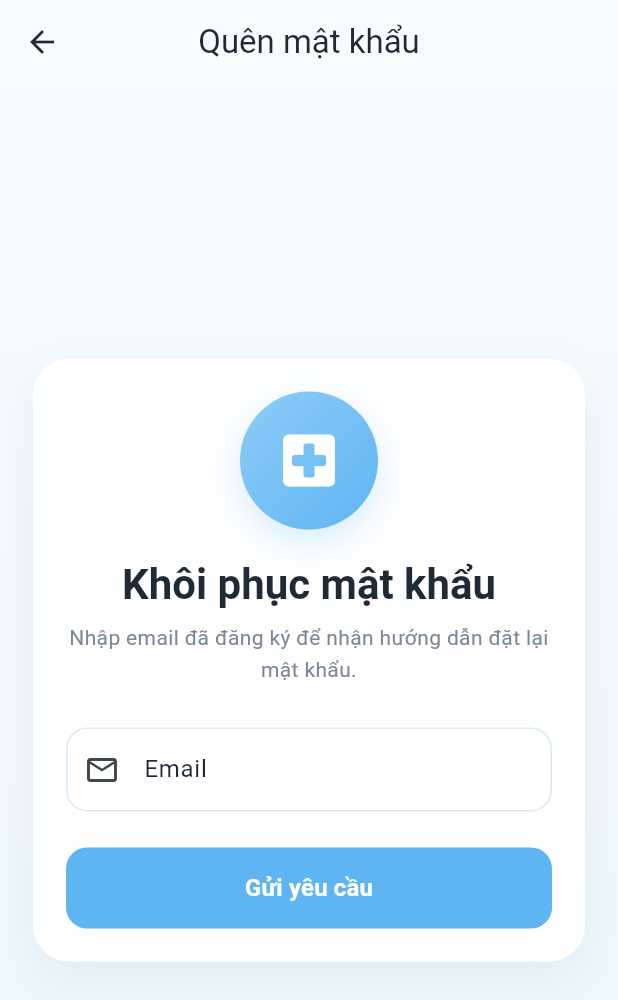
After one commit to Vo-Thien-Linh/BTL_Lap_Trinh_Mobiles, a Flutter app: the ForgotPasswordPage screen opened by its route, on a phone screen of 412 x 824 dp. The commit adds this screen. Shown: the top 1000 px of the screen. Run offline on Flutter 3.47's test engine with Material 3 defaults, Android fonts, the phone set to English and light mode, and no system bars; our stand-ins replace equatable, flutter_bloc, get_it, shared_preferences, supabase_flutter; accounts and stored records are empty.

Commit message:
forgot password

```diff
--- a/lib/app/routes/app_routes.dart
+++ b/lib/app/routes/app_routes.dart
@@ -1,4 +1,5 @@
 import 'package:flutter/material.dart';
+import '../../features/auth/presentation/pages/forgot_password_page.dart';
 import '../../features/auth/presentation/pages/login_page.dart';
 import '../../features/auth/presentation/pages/register_page.dart';
 import '../../features/home/presentation/pages/home_page.dart';
@@ -8,6 +9,7 @@ class AppRoutes {
   static const String onboarding = '/onboarding';
   static const String login = '/login';
   static const String register = '/register';
+  static const String forgotPassword = '/forgot-password';
   static const String home = '/home';
 
   static Route<dynamic> generateRoute(RouteSettings settings) {
@@ -18,6 +20,8 @@ class AppRoutes {
         return _buildRoute(const LoginPage());
       case register:
         return _buildRoute(const RegisterPage());
+      case forgotPassword:
+        return _buildRoute(const ForgotPasswordPage());
       case home:
         return _buildRoute(const HomePage());
       default:
@@ -31,19 +35,27 @@ class AppRoutes {
       reverseTransitionDuration: const Duration(milliseconds: 280),
       pageBuilder: (_, animation, __) => page,
       transitionsBuilder: (_, animation, __, child) {
-        final fade = CurvedAnimation(parent: animation, curve: Curves.easeOut);
+        final fade = CurvedAnimation(
+          parent: animation,
+          curve: Curves.easeOut,
+        );
 
-        final slide =
-            Tween<Offset>(
-              begin: const Offset(0.08, 0),
-              end: Offset.zero,
-            ).animate(
-              CurvedAnimation(parent: animation, curve: Curves.easeOutCubic),
-            );
+        final slide = Tween<Offset>(
+          begin: const Offset(0.08, 0),
+          end: Offset.zero,
+        ).animate(
+          CurvedAnimation(
+            parent: animation,
+            curve: Curves.easeOutCubic,
+          ),
+        );
 
         return FadeTransition(
           opacity: fade,
-          child: SlideTransition(position: slide, child: child),
+          child: SlideTransition(
+            position: slide,
+            child: child,
+          ),
         );
       },
     );
--- /dev/null
+++ b/lib/features/auth/presentation/pages/forgot_password_page.dart
@@ -0,0 +1,145 @@
+import 'package:flutter/material.dart';
+import 'package:supabase_flutter/supabase_flutter.dart';
+import '../../../../app/theme/app_colors.dart';
+import '../../../../shared/utils/validators.dart';
+import '../../../../shared/widgets/app_logo_header.dart';
+import '../../../../shared/widgets/custom_button.dart';
+import '../../../../shared/widgets/custom_text_field.dart';
+
+class ForgotPasswordPage extends StatefulWidget {
+  const ForgotPasswordPage({super.key});
+
+  @override
+  State<ForgotPasswordPage> createState() => _ForgotPasswordPageState();
+}
+
+class _ForgotPasswordPageState extends State<ForgotPasswordPage> {
+  final GlobalKey<FormState> _formKey = GlobalKey<FormState>();
+  final TextEditingController _emailController = TextEditingController();
+
+  bool _isLoading = false;
+
+  @override
+  void dispose() {
+    _emailController.dispose();
+    super.dispose();
+  }
+
+  Future<void> _handleResetPassword() async {
+    FocusScope.of(context).unfocus();
+
+    if (_isLoading) return;
+
+    if (!_formKey.currentState!.validate()) {
+      _showMessage('Vui lòng nhập email hợp lệ.');
+      return;
+    }
+
+    setState(() {
+      _isLoading = true;
+    });
+
+    try {
+      await Supabase.instance.client.auth.resetPasswordForEmail(
+        _emailController.text.trim(),
+      );
+
+      if (!mounted) return;
+
+      _showMessage(
+        'Đã gửi email đặt lại mật khẩu. Vui lòng kiểm tra hộp thư của bạn.',
+        isError: false,
+      );
+    } on AuthException catch (error) {
+      if (!mounted) return;
+      _showMessage(error.message);
+    } catch (_) {
+      if (!mounted) return;
+      _showMessage('Không thể gửi yêu cầu lúc này. Vui lòng thử lại.');
+    } finally {
+      if (!mounted) return;
+      setState(() {
+        _isLoading = false;
+      });
+    }
+  }
+
+  void _showMessage(String message, {bool isError = true}) {
+    ScaffoldMessenger.of(context).showSnackBar(
+      SnackBar(
+        content: Text(message),
+        backgroundColor: isError ? AppColors.error : AppColors.success,
+        behavior: SnackBarBehavior.floating,
+      ),
+    );
+  }
+
+  @override
+  Widget build(BuildContext context) {
+    return Scaffold(
+      appBar: AppBar(
+        title: const Text('Quên mật khẩu'),
+      ),
+      body: Container(
+        decoration: const BoxDecoration(
+          gradient: LinearGradient(
+            colors: [Color(0xFFF7FCFF), Color(0xFFEAF7FF)],
+            begin: Alignment.topCenter,
+            end: Alignment.bottomCenter,
+          ),
+        ),
+        child: SafeArea(
+          top: false,
+          child: Center(
+            child: SingleChildScrollView(
+              padding: const EdgeInsets.symmetric(horizontal: 22, vertical: 18),
+              child: Container(
+                constraints: const BoxConstraints(maxWidth: 430),
+                padding: const EdgeInsets.all(22),
+                decoration: BoxDecoration(
+                  color: Colors.white.withOpacity(0.97),
+                  borderRadius: BorderRadius.circular(24),
+                  boxShadow: [
+                    BoxShadow(
+                      color: Colors.black.withOpacity(0.05),
+                      blurRadius: 24,
+                      offset: const Offset(0, 10),
+                    ),
+                  ],
+                ),
+                child: Form(
+                  key: _formKey,
+                  child: Column(
+                    children: [
+                      const AppLogoHeader(
+                        title: 'Khôi phục mật khẩu',
+                        subtitle:
+                        'Nhập email đã đăng ký để nhận hướng dẫn đặt lại mật khẩu.',
+                      ),
+                      const SizedBox(height: 28),
+                      CustomTextField(
+                        controller: _emailController,
+                        label: 'Email',
+                        hintText: 'Nhập email đã đăng ký',
+                        prefixIcon: Icons.email_outlined,
+                        keyboardType: TextInputType.emailAddress,
+                        validator: Validators.validateEmail,
+                        textInputAction: TextInputAction.done,
+                      ),
+                      const SizedBox(height: 24),
+                      CustomButton(
+                        text: 'Gửi yêu cầu',
+                        isLoading: _isLoading,
+                        onPressed: _handleResetPassword,
+                      ),
+                    ],
+                  ),
+                ),
+              ),
+            ),
+          ),
+        ),
+      ),
+    );
+  }
+}
```
Also changed, not shown: lib/features/auth/presentation/pages/login_page.dart (+49 -29 lines), lib/features/auth/presentation/pages/register_page.dart (+99 -95 lines), pubspec.lock.
